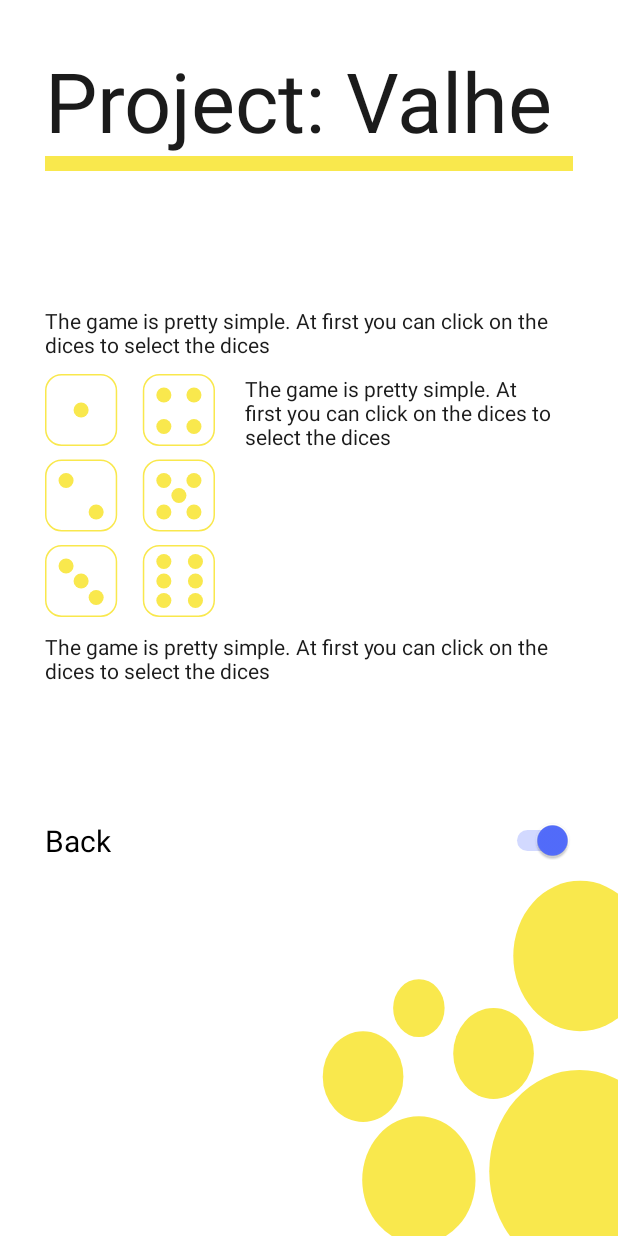
After one commit to JyotsnaGorle/MIS_Final_Project, an Android app: the fragment Information placed in its activity, on a phone screen of 412 x 824 dp. The commit adds this screen. Run offline under Robolectric (Android 15) with nearby library versions, the light colour scheme and no system bars; 1 statement that could not run was skipped.

Commit message:
add information screen with back animation; animations still wrong

```diff
--- /dev/null
+++ b/app/src/main/java/com/example/project_valhe/Information.java
@@ -0,0 +1,48 @@
+package com.example.project_valhe;
+
+import android.content.Context;
+import android.net.Uri;
+import android.os.Bundle;
+import android.support.v4.app.Fragment;
+import android.support.v4.app.FragmentManager;
+import android.support.v4.app.FragmentTransaction;
+import android.util.Log;
+import android.view.LayoutInflater;
+import android.view.View;
+import android.view.ViewGroup;
+import android.widget.CompoundButton;
+import android.widget.Switch;
+import android.widget.TextView;
+
+
+public class Information extends Fragment {
+
+   private Switch back;
+
+   @Override
+   public View onCreateView(LayoutInflater inflater, ViewGroup container,
+                            Bundle savedInstanceState) {
+      View view = inflater.inflate(R.layout.fragment_information, container, false);
+
+      configureSwitch(view);
+
+      return view;
+   }
+
+   private void configureSwitch(View view){
+
+      back = view.findViewById(R.id.information_back);
+      test = view.findViewById(R.id.test);
+      back.setChecked(true);
+
+      back.setOnCheckedChangeListener(new CompoundButton.OnCheckedChangeListener() {
+         public void onCheckedChanged(CompoundButton buttonView, boolean isChecked) {
+            if (isChecked)
+            {
+               FragmentManager fm = getFragmentManager();
+               fm.popBackStack();
+            }
+         }
+      });
+   }
+}
--- /dev/null
+++ b/app/src/main/res/layout/fragment_information.xml
@@ -0,0 +1,82 @@
+<?xml version="1.0" encoding="utf-8"?>
+<RelativeLayout xmlns:android="http://schemas.android.com/apk/res/android"
+    xmlns:tools="http://schemas.android.com/tools"
+    android:layout_width="match_parent"
+    android:layout_height="match_parent"
+    tools:context=".Information"
+    android:background="@drawable/ic_backgroundimage">
+
+    <TableLayout
+        android:layout_height="fill_parent"
+        android:layout_width="fill_parent"
+        android:layout_marginStart="30sp"
+        android:layout_marginEnd="30sp"
+        android:layout_marginTop="30sp"
+        android:layout_marginBottom="30sp">
+        <TableRow
+            android:layout_width="fill_parent">
+            <TextView
+                android:id="@+id/title"
+                android:text="@string/app_name"
+                android:textSize="55sp"
+                android:textColor="#1b1b1b"
+                android:layout_width="fill_parent" />
+        </TableRow>
+        <TableRow
+            android:layout_width="fill_parent"
+            android:layout_marginBottom="90sp">
+            <FrameLayout>
+                <View
+                    android:id="@+id/myRectangleView"
+                    android:layout_width="fill_parent"
+                    android:layout_height="10sp"
+                    android:background="@drawable/my_rect"/>
+            </FrameLayout>
+        </TableRow>
+        <TableRow
+            android:layout_width="fill_parent"
+            android:layout_marginBottom="10sp">
+            <TextView
+                android:layout_width="wrap_content"
+                android:textColor="@color/textColor"
+                android:text="@string/informationText_1" />
+        </TableRow>
+        <TableRow
+            android:layout_marginBottom="10sp"
+            android:layout_width="wrap_content">
+            <LinearLayout
+                android:layout_width="match_parent"
+                android:layout_height="match_parent"
+                android:orientation="horizontal">
+                <ImageView
+                    android:layout_height="wrap_content"
+                    android:layout_width="wrap_content"
+                    android:layout_gravity="start"
+                    android:background="@drawable/my_dices"
+                    android:contentDescription="@string/diceDescription"
+                    android:gravity="center"
+                    android:layout_marginRight="20sp"/>
+                <TextView
+                    android:layout_width="210sp"
+                    android:layout_height="wrap_content"
+                    android:text="@string/informationText_1"
+                    android:textColor="@color/textColor" />
+            </LinearLayout>
+        </TableRow>
+        <TableRow
+            android:layout_width="fill_parent"
+            android:layout_marginBottom="90sp">
+            <TextView
+                android:layout_width="wrap_content"
+                android:textColor="@color/textColor"
+                android:text="@string/informationText_1" />
+        </TableRow>
+        <TableRow>
+            <Switch
+                android:id="@+id/information_back"
+                android:text="@string/back"
+                android:textSize="20sp"/>
+        </TableRow>
+    </TableLayout>
+
+</RelativeLayout>
--- a/app/src/main/res/layout/fragment_second_screen.xml
+++ b/app/src/main/res/layout/fragment_second_screen.xml
@@ -54,4 +54,8 @@
                 android:textColor="@color/textColor"/>
         </TableRow>
     </TableLayout>
+    <FrameLayout
+        android:id="@+id/information_fragment_container"
+        android:layout_width="match_parent"
+        android:layout_height="match_parent" />
 </RelativeLayout>
```
Also changed, not shown: app/src/main/java/com/example/project_valhe/MainActivity.java (+2 -8 lines), app/src/main/java/com/example/project_valhe/SecondScreen.java (+45 -31 lines), app/src/main/res/anim/enter_from_left.xml (added, +8 -0 lines), app/src/main/res/anim/exit_from_left.xml (added, +8 -0 lines).
